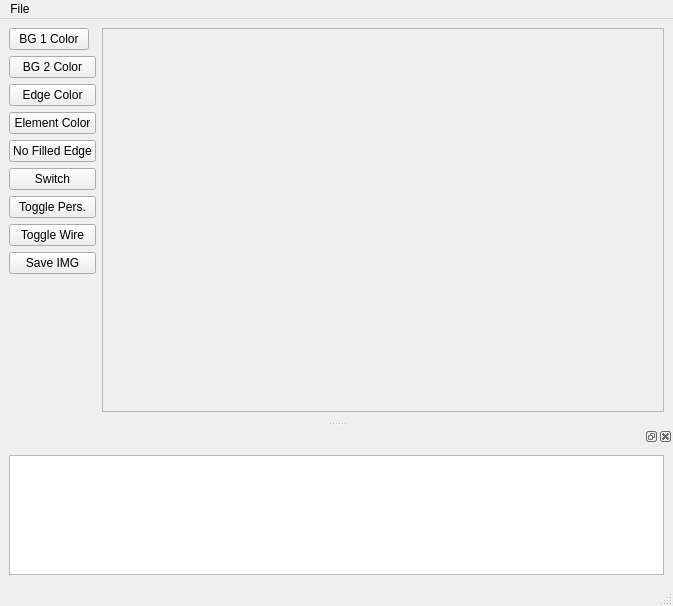
Qt form fem_post/view/view.ui (MRedAero/FEMAnalysisTool) before a commit.
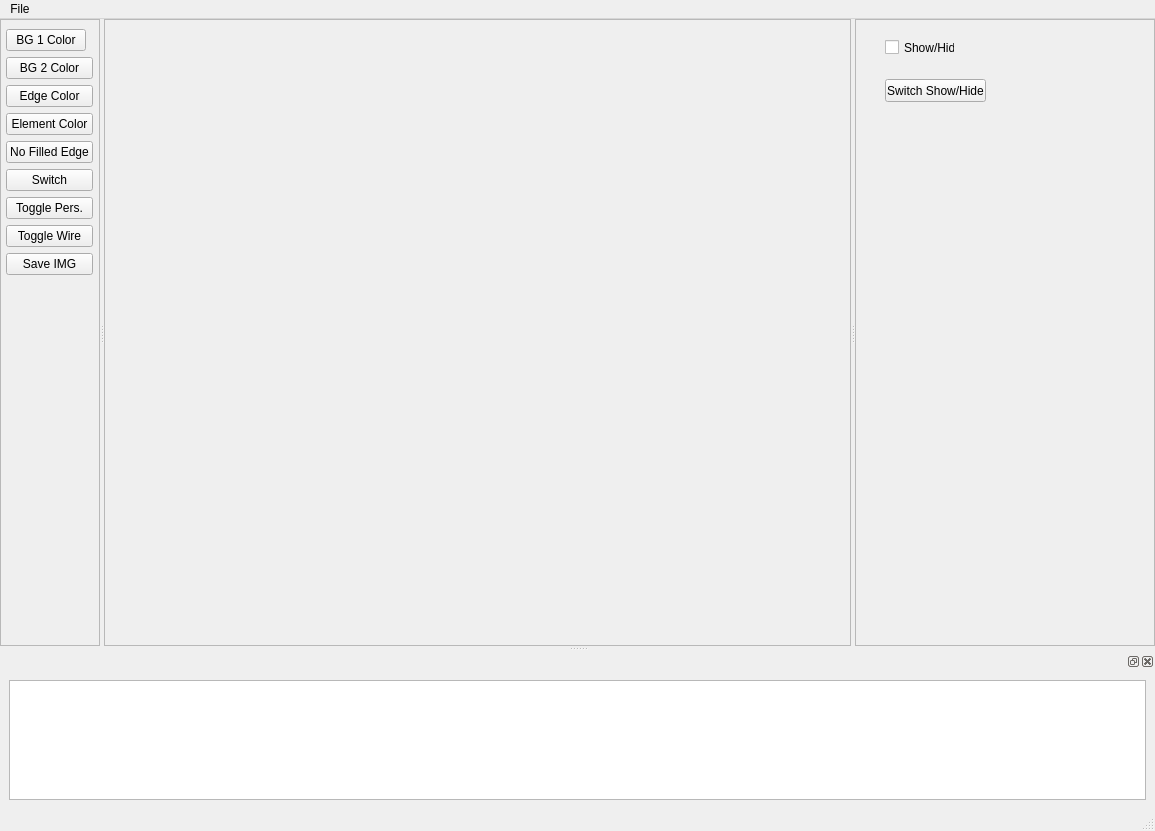
The same form after that commit.

Commit message: 1.  fixed bug when reading in bdf... mapper and actor were not properly updating 2.  added show/hide features... very simple right now

Diff of the .ui file:
```diff
--- a/fem_post/view/view.ui
+++ b/fem_post/view/view.ui
@@ -6,22 +6,58 @@
    <rect>
     <x>0</x>
     <y>0</y>
-    <width>673</width>
-    <height>606</height>
+    <width>1155</width>
+    <height>831</height>
    </rect>
   </property>
   <property name="windowTitle">
    <string>MainWindow</string>
   </property>
   <widget class="QWidget" name="centralwidget">
+   <layout class="QGridLayout" name="gridLayout_4">
+    <property name="margin">
+     <number>0</number>
+    </property>
+    <property name="spacing">
+     <number>0</number>
+    </property>
+    <item row="0" column="0">
+     <widget class="QSplitter" name="splitter_2">
+      <property name="orientation">
+       <enum>Qt::Horizontal</enum>
+      </property>
+      <widget class="QFrame" name="frame_3">
+       <property name="maximumSize">
+        <size>
+         <width>100</width>
+         <height>16777215</height>
+        </size>
+       </property>
+       <property name="frameShape">
+        <enum>QFrame::StyledPanel</enum>
+       </property>
+       <property name="frameShadow">
+        <enum>QFrame::Raised</enum>
+       </property>
    <layout class="QGridLayout" name="gridLayout">
-    <item row="6" column="0">
-     <widget class="QPushButton" name="btn_perspectivetoggle">
-      <property name="text">
-       <string>Toggle Pers.</string>
-      </property>
-     </widget>
-    </item>
+        <property name="leftMargin">
+         <number>0</number>
+        </property>
+        <property name="topMargin">
+         <number>9</number>
+        </property>
+        <property name="rightMargin">
+         <number>0</number>
+        </property>
+        <property name="bottomMargin">
+         <number>0</number>
+        </property>
+        <property name="horizontalSpacing">
+         <number>0</number>
+        </property>
+        <property name="verticalSpacing">
+         <number>6</number>
+        </property>
     <item row="0" column="0">
      <widget class="QPushButton" name="btn_bgcolor1">
       <property name="sizePolicy">
@@ -35,58 +71,6 @@
       </property>
      </widget>
     </item>
-    <item row="0" column="1" rowspan="10">
-     <widget class="QFrame" name="frame">
-      <property name="frameShape">
-       <enum>QFrame::StyledPanel</enum>
-      </property>
-      <property name="frameShadow">
-       <enum>QFrame::Raised</enum>
-      </property>
-      <layout class="QGridLayout" name="gridLayout_2">
-       <item row="0" column="0">
-        <layout class="QVBoxLayout" name="vl"/>
-       </item>
-      </layout>
-     </widget>
-    </item>
-    <item row="9" column="0">
-     <spacer name="verticalSpacer">
-      <property name="orientation">
-       <enum>Qt::Vertical</enum>
-      </property>
-      <property name="sizeHint" stdset="0">
-       <size>
-        <width>20</width>
-        <height>40</height>
-       </size>
-      </property>
-     </spacer>
-    </item>
-    <item row="8" column="0">
-     <widget class="QPushButton" name="btn_saveimg">
-      <property name="text">
-       <string>Save IMG</string>
-      </property>
-     </widget>
-    </item>
-    <item row="4" column="0">
-     <widget class="QPushButton" name="btn_nofillededge">
-      <property name="text">
-       <string>No Filled Edge</string>
-      </property>
-     </widget>
-    </item>
-    <item row="5" column="0">
-     <widget class="QPushButton" name="btn_switch">
-      <property name="toolTip">
-       <string>Switch Background for Printing</string>
-      </property>
-      <property name="text">
-       <string>Switch</string>
-      </property>
-     </widget>
-    </item>
     <item row="1" column="0">
      <widget class="QPushButton" name="btn_bgcolor2">
       <property name="text">
@@ -108,6 +92,30 @@
       </property>
      </widget>
     </item>
+        <item row="4" column="0">
+         <widget class="QPushButton" name="btn_nofillededge">
+          <property name="text">
+           <string>No Filled Edge</string>
+          </property>
+         </widget>
+        </item>
+        <item row="5" column="0">
+         <widget class="QPushButton" name="btn_switch">
+          <property name="toolTip">
+           <string>Switch Background for Printing</string>
+          </property>
+          <property name="text">
+           <string>Switch</string>
+          </property>
+         </widget>
+        </item>
+        <item row="6" column="0">
+         <widget class="QPushButton" name="btn_perspectivetoggle">
+          <property name="text">
+           <string>Toggle Pers.</string>
+          </property>
+         </widget>
+        </item>
     <item row="7" column="0">
      <widget class="QPushButton" name="btn_togglewire">
       <property name="text">
@@ -115,6 +123,100 @@
       </property>
      </widget>
     </item>
+        <item row="8" column="0">
+         <widget class="QPushButton" name="btn_saveimg">
+          <property name="text">
+           <string>Save IMG</string>
+          </property>
+         </widget>
+        </item>
+        <item row="9" column="0">
+         <spacer name="verticalSpacer">
+          <property name="orientation">
+           <enum>Qt::Vertical</enum>
+          </property>
+          <property name="sizeHint" stdset="0">
+           <size>
+            <width>20</width>
+            <height>40</height>
+           </size>
+          </property>
+         </spacer>
+        </item>
+       </layout>
+      </widget>
+      <widget class="QSplitter" name="splitter">
+       <property name="orientation">
+        <enum>Qt::Horizontal</enum>
+       </property>
+       <widget class="QFrame" name="frame">
+        <property name="frameShape">
+         <enum>QFrame::StyledPanel</enum>
+        </property>
+        <property name="frameShadow">
+         <enum>QFrame::Raised</enum>
+        </property>
+        <layout class="QGridLayout" name="gridLayout_2">
+         <property name="margin">
+          <number>0</number>
+         </property>
+         <property name="spacing">
+          <number>0</number>
+         </property>
+         <item row="0" column="0">
+          <layout class="QVBoxLayout" name="vl"/>
+         </item>
+        </layout>
+       </widget>
+       <widget class="QFrame" name="frame_2">
+        <property name="maximumSize">
+         <size>
+          <width>300</width>
+          <height>16777215</height>
+         </size>
+        </property>
+        <property name="frameShape">
+         <enum>QFrame::StyledPanel</enum>
+        </property>
+        <property name="frameShadow">
+         <enum>QFrame::Raised</enum>
+        </property>
+        <widget class="QCheckBox" name="showHideCheckBox">
+         <property name="geometry">
+          <rect>
+           <x>30</x>
+           <y>20</y>
+           <width>70</width>
+           <height>17</height>
+          </rect>
+         </property>
+         <property name="text">
+          <string>Show/Hide</string>
+         </property>
+        </widget>
+        <widget class="QPushButton" name="showHideButton">
+         <property name="geometry">
+          <rect>
+           <x>30</x>
+           <y>60</y>
+           <width>101</width>
+           <height>23</height>
+          </rect>
+         </property>
+         <property name="sizePolicy">
+          <sizepolicy hsizetype="Maximum" vsizetype="Fixed">
+           <horstretch>0</horstretch>
+           <verstretch>0</verstretch>
+          </sizepolicy>
+         </property>
+         <property name="text">
+          <string>Switch Show/Hide</string>
+         </property>
+        </widget>
+       </widget>
+      </widget>
+     </widget>
+    </item>
    </layout>
   </widget>
   <widget class="QMenuBar" name="menubar">
@@ -122,7 +224,7 @@
     <rect>
      <x>0</x>
      <y>0</y>
-     <width>673</width>
+     <width>1155</width>
      <height>21</height>
     </rect>
    </property>
```
Lines whose indentation alone changed are shown as unchanged. The commit also changes 9 other files.
